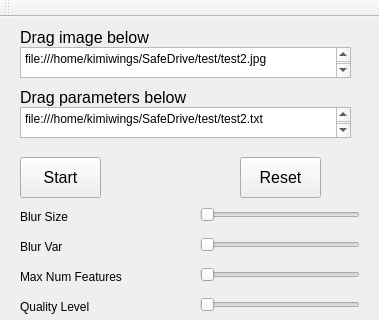
jiawei-mo/SafeDrive, file mainwindow.ui: the form before one commit; both pictures show x 0 to 379 and y 0 to 320 of the 379 by 762 pixel window.
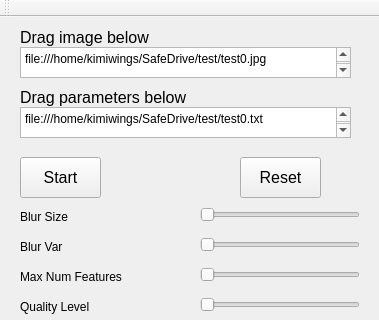
The form after the commit.

```diff
--- a/mainwindow.ui
+++ b/mainwindow.ui
@@ -270,7 +270,7 @@
      </rect>
     </property>
     <property name="plainText">
-     <string>file:///home/kimiwings/SafeDrive/test/test2.jpg
+     <string>file:///home/kimiwings/SafeDrive/test/test0.jpg
 </string>
     </property>
    </widget>
@@ -336,7 +336,7 @@
      </rect>
     </property>
     <property name="plainText">
-     <string>file:///home/kimiwings/SafeDrive/test/test2.txt
+     <string>file:///home/kimiwings/SafeDrive/test/test0.txt
 </string>
     </property>
    </widget>
```
